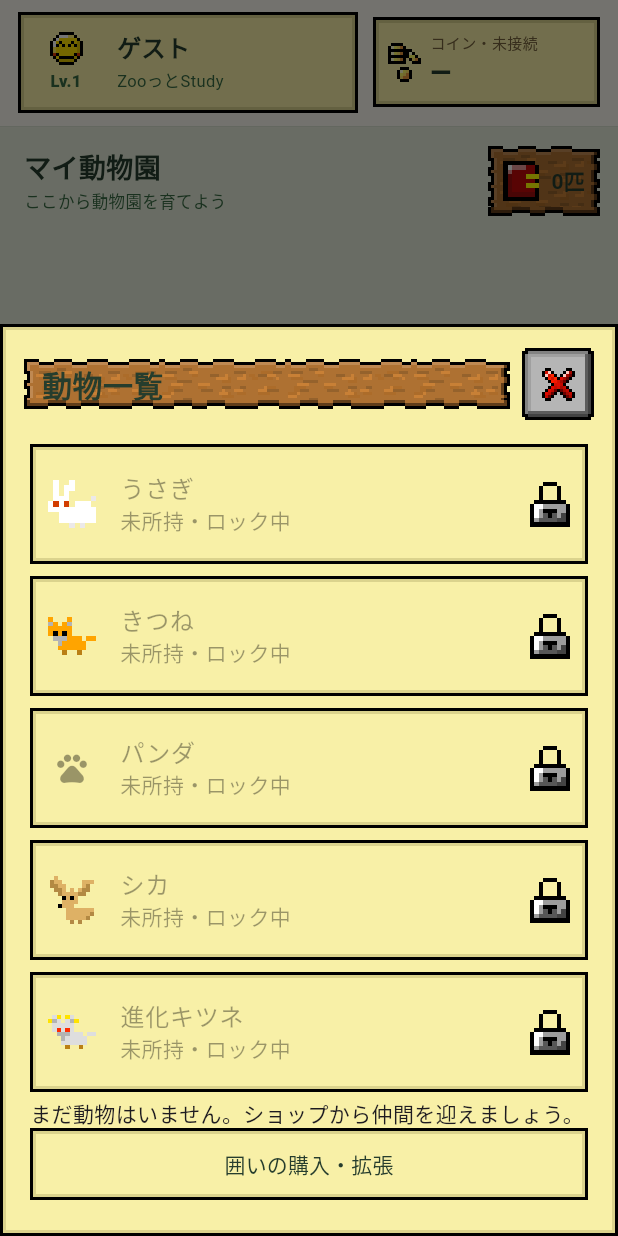
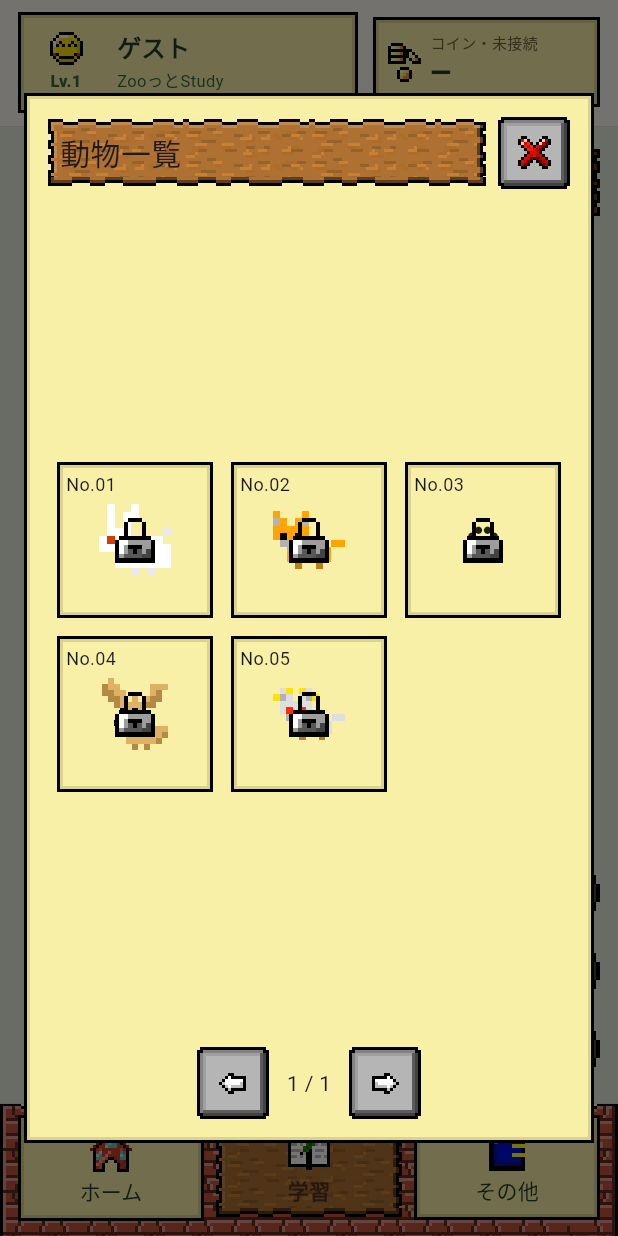
Before and after one commit to jphacks/ng_2621, a Flutter app: the ZooScreen screen opened directly, after a tap on an icon or button, on a phone screen of 412 x 824 dp. Run offline on Flutter 3.47's test engine with Material 3 defaults, Android fonts, the phone set to English and light mode, and no system bars; our stand-ins replace camera, cloud_firestore, cloud_functions, firebase_auth, firebase_core, firebase_storage and 2 more; missing offline and left inert: file_selector, google_mlkit_face_detection, idb_shim, pdfrx, ultralytics_yolo; accounts and stored records are empty; Roboto replaces fonts that are missing (DotGothic16).

Commit message:
feat: redesign encyclopedia as numbered square cards with pagination

```diff
--- /dev/null
+++ b/lib/features/animals/presentation/animal_encyclopedia.dart
@@ -0,0 +1,213 @@
+import 'dart:math' as math;
+
+import 'package:flutter/material.dart';
+
+import '../../../core/ui/zoo_ui.dart';
+import '../../zoo/domain/zoo_world.dart';
+import 'animal_art.dart';
+
+/// Fixed pages; catalog order determines numbering, independent of ownership.
+class AnimalEncyclopedia extends StatefulWidget {
+  const AnimalEncyclopedia({
+    super.key,
+    required this.animals,
+    required this.ownedIds,
+    required this.onSelect,
+  });
+  final List<AnimalDefinition> animals;
+  final Set<String> ownedIds;
+  final ValueChanged<AnimalDefinition> onSelect;
+
+  @override
+  State<AnimalEncyclopedia> createState() => _AnimalEncyclopediaState();
+}
+
+class _AnimalEncyclopediaState extends State<AnimalEncyclopedia> {
+  int _page = 0;
+
+  @override
+  Widget build(BuildContext context) => PixelUiTheme(
+    child: Dialog(
+      backgroundColor: Colors.transparent,
+      insetPadding: const EdgeInsets.all(16),
+      child: SizedBox(
+        width: 620,
+        height: MediaQuery.sizeOf(context).height * .85,
+        child: SpritePanel(
+          child: Padding(
+            padding: const EdgeInsets.all(16),
+            child: Column(
+              children: [
+                Row(
+                  children: [
+                    const Expanded(
+                      child: WoodPanel(
+                        child: Padding(
+                          padding: EdgeInsets.all(8),
+                          child: Text('動物一覧', style: TextStyle(fontSize: 20)),
+                        ),
+                      ),
+                    ),
+                    const SizedBox(width: 8),
+                    IconButton(
+                      tooltip: '閉じる',
+                      onPressed: () => Navigator.pop(context),
+                      icon: const ZooUiSprite(part: ZooUiPart.cross, scale: 2),
+                    ),
+                  ],
+                ),
+                const SizedBox(height: 12),
+                Expanded(
+                  child: LayoutBuilder(
+                    builder: (context, constraints) {
+                      // Fit square cells in both portrait and landscape; never scroll.
+                      const gap = 12.0;
+                      final gridHeight = math.max(
+                        1.0,
+                        constraints.maxHeight - 64,
+                      );
+                      final side = math.max(
+                        1.0,
+                        math.min(
+                          104.0,
+                          math.min(
+                            (constraints.maxWidth - gap) / 2,
+                            gridHeight,
+                          ),
+                        ),
+                      );
+                      final columns = math.max(
+                        1,
+                        math.min(
+                          4,
+                          ((constraints.maxWidth + gap) / (side + gap)).floor(),
+                        ),
+                      );
+                      final rows = math.max(
+                        1,
+                        math.min(
+                          3,
+                          ((gridHeight + gap) / (side + gap)).floor(),
+                        ),
+                      );
+                      final perPage = columns * rows;
+                      final pages = math.max(
+                        1,
+                        (widget.animals.length / perPage).ceil(),
+                      );
+                      final page = math.min(_page, pages - 1);
+                      final start = page * perPage;
+                      return Column(
+                        children: [
+                          Expanded(
+                            child: Center(
+                              child: SizedBox(
+                                width: columns * side + (columns - 1) * gap,
+                                child: Wrap(
+                                  spacing: gap,
+                                  runSpacing: gap,
+                                  children: [
+                                    for (
+                                      var index = start;
+                                      index <
+                                          math.min(
+                                            start + perPage,
+                                            widget.animals.length,
+                                          );
+                                      index++
+                                    )
+                                      SizedBox.square(
+                                        dimension: side,
+                                        child: _entry(
+                                          widget.animals[index],
+                                          index + 1,
+                                        ),
+                                      ),
+                                  ],
+                                ),
+                              ),
+                            ),
+                          ),
+                          if (widget.animals.isEmpty)
+                            const Text('登録された動物はいません'),
+                          // Controls are outside the grid and remain visible on every page.
+                          Row(
+                            mainAxisAlignment: MainAxisAlignment.center,
+                            children: [
+                              IconButton(
+                                tooltip: '前のページ',
+                                onPressed: page > 0
+                                    ? () => setState(() => _page = page - 1)
+                                    : null,
+                                icon: const ZooUiSprite(
+                                  part: ZooUiPart.arrowLeft,
+                                  scale: 2,
+                                ),
+                              ),
+                              Padding(
+                                padding: const EdgeInsets.symmetric(
+                                  horizontal: 12,
+                                ),
+                                child: Text('${page + 1} / $pages'),
+                              ),
+                              IconButton(
+                                tooltip: '次のページ',
+                                onPressed: page + 1 < pages
+                                    ? () => setState(() => _page = page + 1)
+                                    : null,
+                                icon: const ZooUiSprite(
+                                  part: ZooUiPart.arrowRight,
+                                  scale: 2,
+                                ),
+                              ),
+                            ],
+                          ),
+                        ],
+                      );
+                    },
+                  ),
+                ),
+              ],
+            ),
+          ),
+        ),
+      ),
+    ),
+  );
+
+  Widget _entry(AnimalDefinition animal, int number) {
+    final owned = widget.ownedIds.contains(animal.id);
+    return Semantics(
+      label:
+          'No.${number.toString().padLeft(2, '0')} ${animal.name}${owned ? '' : ' 未所持'}',
+      button: true,
+      enabled: owned,
+      child: SpritePanel(
+        child: Material(
+          color: Colors.transparent,
+          child: InkWell(
+            key: ValueKey('encyclopedia-${animal.id}'),
+            onTap: owned ? () => widget.onSelect(animal) : null,
+            child: Stack(
+              children: [
+                Center(child: AnimalArt(animalId: animal.id, size: 48)),
+                Positioned(
+                  left: 6,
+                  top: 6,
+                  child: Text(
+                    'No.${number.toString().padLeft(2, '0')}',
+                    style: const TextStyle(fontSize: 12),
+                  ),
+                ),
+                if (!owned)
+                  const Center(
+                    child: ZooUiSprite(part: ZooUiPart.lock, scale: 3),
+                  ),
+              ],
+            ),
+          ),
+        ),
+      ),
+    );
+  }
+}
--- a/lib/features/zoo/presentation/zoo_screen.dart
+++ b/lib/features/zoo/presentation/zoo_screen.dart
@@ -1,3 +1,4 @@
+import '../../animals/presentation/animal_encyclopedia.dart';
 import '../../study/student_assignments_screen.dart';
 import '../../study/student_learning_menu.dart';
 import '../../study/study_detector/study_mode_screen.dart';
@@ -261,47 +262,16 @@ class _ZooScreenState extends State<ZooScreen>
   void _showAnimals() {
     final controller = _controller;
     if (controller == null) return;
-    showZooSheet(
-      context,
-      title: '動物一覧',
-      children: [
-        for (final animal in controller.world.animals)
-          SpriteTile(
-            key: ValueKey('encyclopedia-${animal.id}'),
-            leading: AnimalArt(animalId: animal.id),
-            title: Text(animal.name),
-            subtitle: Text(
-              !controller.ownedAnimals.contains(animal.id)
-                  ? '未所持・ロック中'
-                  : controller.layout.animalEnclosures.containsKey(animal.id)
-                  ? '囲いに配置済み'
-                  : '未配置',
-            ),
-            trailing: !controller.ownedAnimals.contains(animal.id)
-                ? const ZooUiSprite(
-                    part: ZooUiPart.lock,
-                    scale: 3,
-                    semanticLabel: '未所持・ロック中',
-                  )
-                : const ZooUiSprite(part: ZooUiPart.arrowRight, scale: 2),
-            enabled: controller.ownedAnimals.contains(animal.id),
-            onTap: controller.ownedAnimals.contains(animal.id)
-                ? () {
-                    Navigator.pop(context);
-                    _showAnimal(animal);
-                  }
-                : null,
-          ),
-        if (controller.ownedAnimals.isEmpty)
-          const Text('まだ動物はいません。ショップから仲間を迎えましょう。'),
-        OutlinedButton(
-          onPressed: () {
-            Navigator.pop(context);
-            _openEnclosures();
-          },
-          child: const Text('囲いの購入・拡張'),
-        ),
-      ],
+    showDialog<void>(
+      context: context,
+      builder: (_) => AnimalEncyclopedia(
+        animals: controller.world.animals,
+        ownedIds: controller.ownedAnimals,
+        onSelect: (animal) {
+          Navigator.pop(context);
+          _showAnimal(animal);
+        },
+      ),
     );
   }
 
```
Also changed, not shown: 5 other files.
